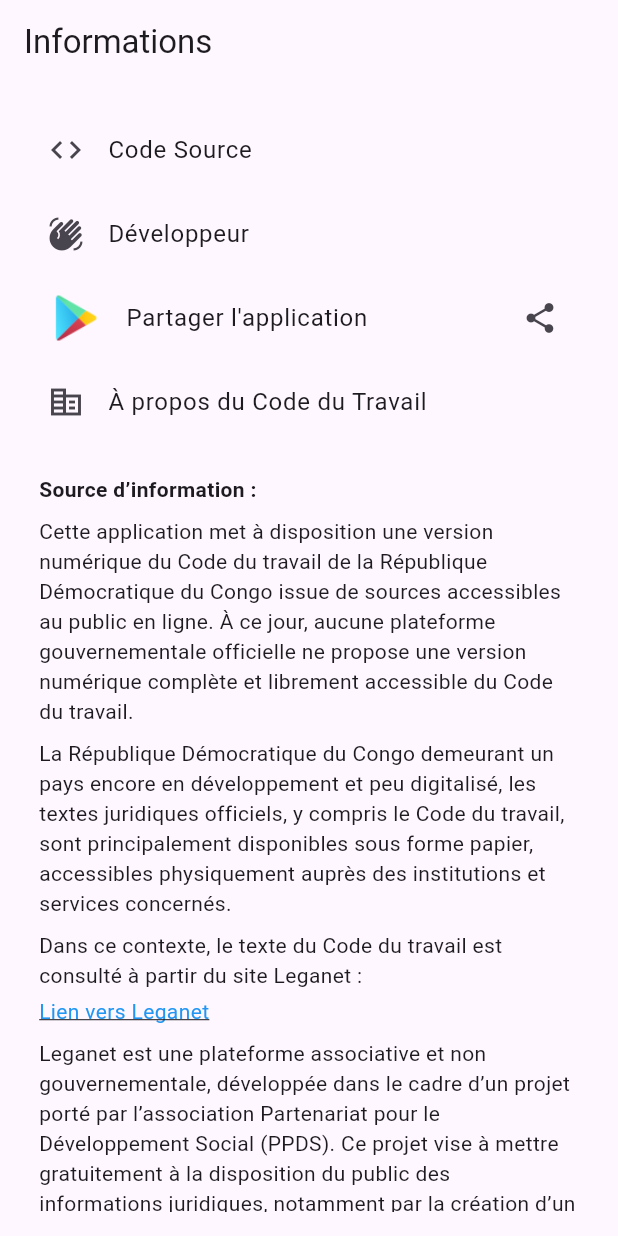
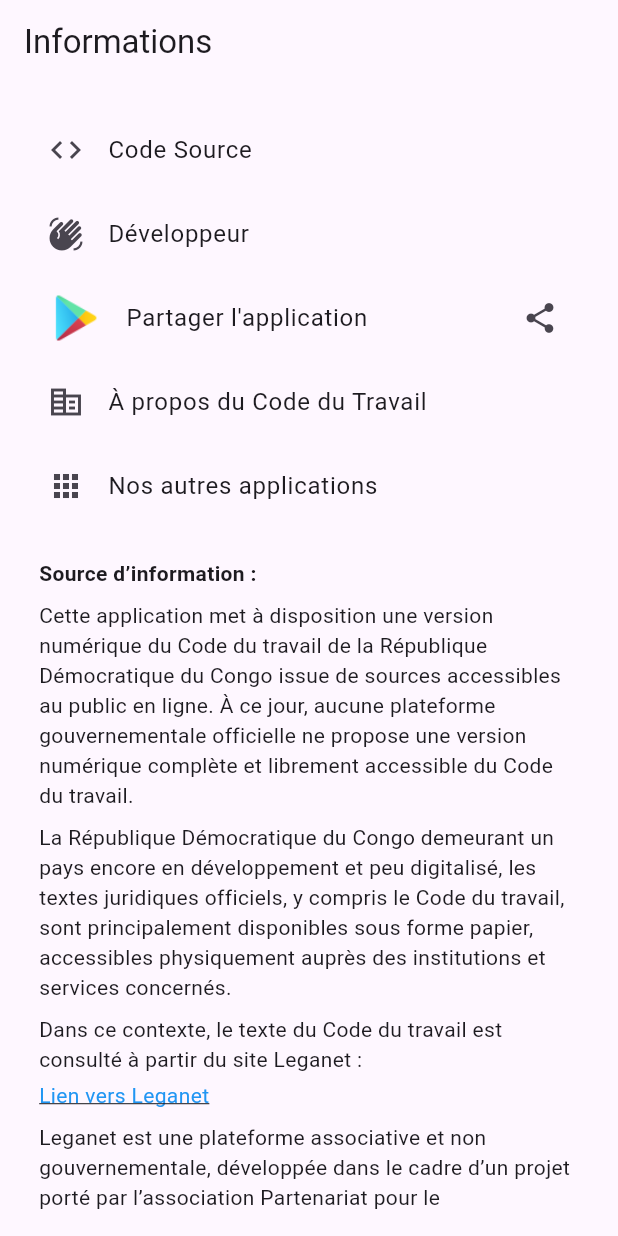
Before and after one commit to oseeshogun/work_code, a Flutter app: the InfoScreen screen opened by its route, on a phone screen of 412 x 824 dp. Run offline on Flutter 3.47's test engine with Material 3 defaults, Android fonts, the phone set to English and light mode, and no system bars; drawn by our look-alikes of upgrader; our stand-ins replace adaptive_dialog, diacritic, drift, firebase_analytics, firebase_core, firebase_crashlytics and 14 more; missing offline and left inert: fuzzy, sqlite3, string_extensions; accounts and stored records are empty; generated files the repository leaves out were written again.

Commit message:
feat: add ListTile for 'Nos autres applications' with link to developer's app page

```diff
--- a/lib/presentation/screens/info_screen.dart
+++ b/lib/presentation/screens/info_screen.dart
@@ -55,6 +55,16 @@ class InfoScreen extends HookConsumerWidget {
               title: const Text('À propos du Code du Travail'),
               leading: const Icon(Icons.corporate_fare),
               onTap: () => AboutRoute().push(context),
+            ),
+            ListTile(
+              title: const Text('Nos autres applications'),
+              leading: const Icon(Icons.apps),
+              onTap: () async {
+                final urlString = 'https://play.google.com/store/apps/dev?id=5877739770389993725';
+                if (await canLaunchUrlString(urlString)) {
+                  await launchUrlString(urlString);
+                }
+              },
             ),
             const SizedBox(height: 10),
             Padding(
```
